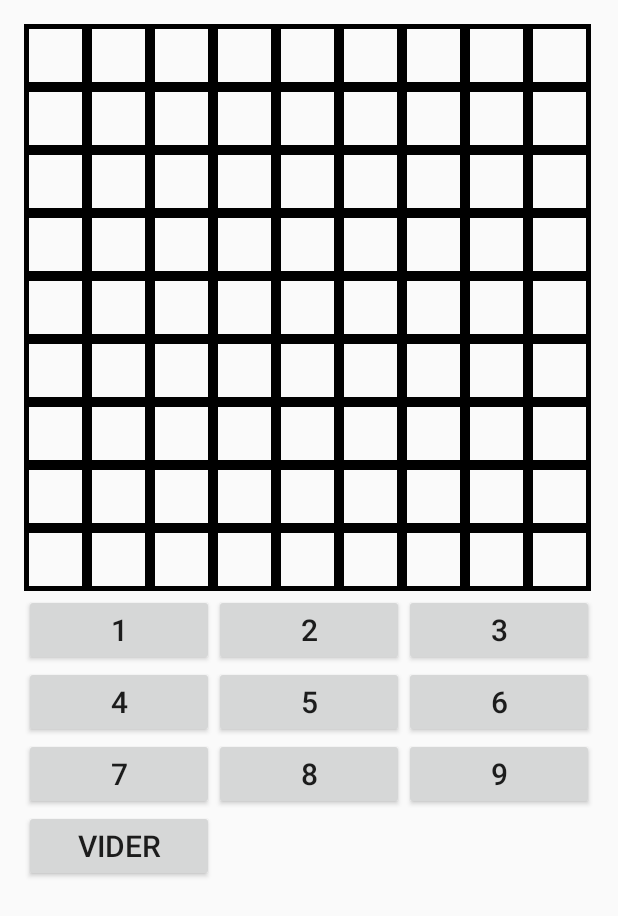
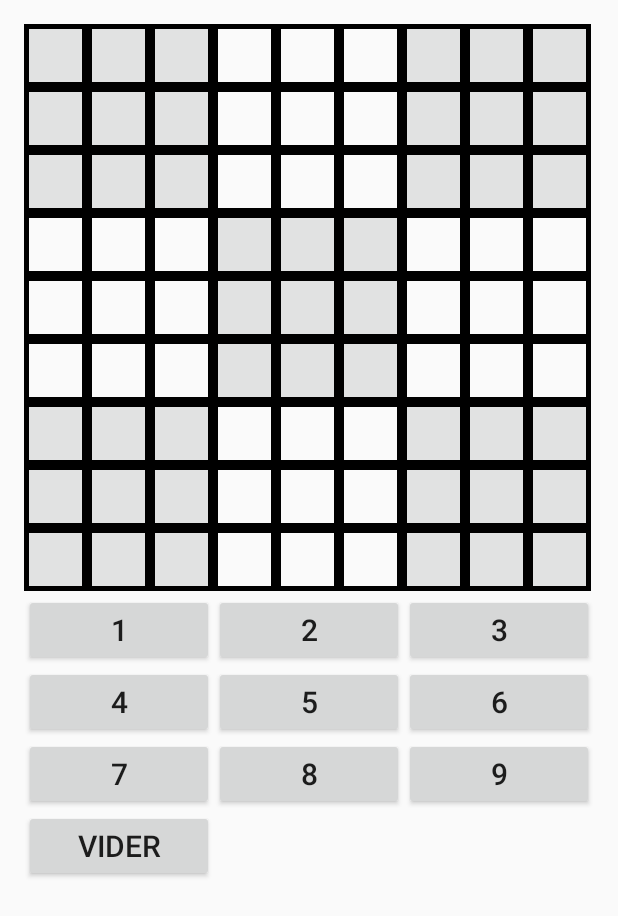
Before and after one commit to VincentDestrieux/sudokuAgile, an Android app: the Grille screen opened directly, with no data from a screen before it, on a phone screen of 412 x 824 dp. Shown: the top 916 px of the screen. Run offline under Robolectric (Android 15) with nearby library versions, the light colour scheme and no system bars; 7 statements that could not run were skipped.

Commit message:
Modification design grille de Sudoku et preparation version graphique

```diff
--- a/app/src/main/java/com/miage/master/myapplication/model/GrilleDeJeu.java
+++ b/app/src/main/java/com/miage/master/myapplication/model/GrilleDeJeu.java
@@ -20,10 +20,13 @@ public class GrilleDeJeu {
     public GrilleDeJeu(Context context) {
         this.context = context;
         int x_pos, y_pos;
+        //Chaque case dispose d'un id unique pour définir leurs positions (commence a 1)
+        int id = 1;
         //Boucle permettant de dessiner la grille du sudoku avec toutes ses cases
         for (x_pos = 0; x_pos < 9; x_pos++) {
             for (y_pos = 0; y_pos < 9; y_pos++) {
-                sudoku[x_pos][y_pos] = new Case(context);
+                sudoku[x_pos][y_pos] = new Case(context, id);
+                id++;
             }
         }
     }
--- a/app/src/main/java/com/miage/master/myapplication/utils/CustomGridView.java
+++ b/app/src/main/java/com/miage/master/myapplication/utils/CustomGridView.java
@@ -35,7 +35,7 @@ public class CustomGridView extends GridView {
             public void onItemClick(AdapterView<?> adapterView, View view, int cursor, long key) {
                 int x = cursor % 9;
                 int y = cursor / 9;
-                Jeu.getJeu().setSelectedPos(x, y);
+                Jeu.getJeu().setPositionSelection(x, y);
             }
         });
     }
--- a/app/src/main/java/com/miage/master/myapplication/utils/CustomViewCase.java
+++ b/app/src/main/java/com/miage/master/myapplication/utils/CustomViewCase.java
@@ -13,6 +13,8 @@ public class CustomViewCase extends View {
     private int valeur;
     // Permet de définir si une case est modifiable ou non
     private boolean modifiable = true;
+
+    protected int id;
 
     public CustomViewCase(Context context) {
         super(context);
@@ -54,4 +56,8 @@ public class CustomViewCase extends View {
         return this.modifiable;
     }
 
+    public int getId() {
+        return this.id;
+    }
+
 }
--- a/app/src/main/java/com/miage/master/myapplication/vue/Case.java
+++ b/app/src/main/java/com/miage/master/myapplication/vue/Case.java
@@ -10,17 +10,31 @@ import android.graphics.Rect;
 import com.miage.master.myapplication.R;
 import com.miage.master.myapplication.utils.CustomViewCase;
 
+import java.util.ArrayList;
+import java.util.List;
+
 /**
  * Created by Vincent Destrieux on 13/04/2017.
- * Cette classe permet de creer les 81 cases de la grille
+ * Cette classe définit la forme des 81 cases de la grille
  */
 public class Case extends CustomViewCase {
+
+    //Ce tableau représente les ids des cases qui doivent être grisés.
+    private static final int tabID[] = {1, 2, 3, 7, 8, 9, 10, 11, 12, 16, 17, 18, 19, 20, 21, 25,
+            26, 27, 31, 32, 33, 40, 41, 42, 49, 50, 51, 55, 56, 57, 61, 62, 63, 64, 65, 66, 70, 71,
+            72, 73, 74, 75, 79, 80, 81};
 
     //Chaque case est un paint
     private Paint mPaint;
 
-    public Case(Context context) {
+    /**
+     *
+     * @param context
+     * @param id
+     */
+    public Case(Context context, int id) {
         super(context);
+        this.id = id;
         mPaint = new Paint();
     }
 
@@ -32,20 +46,24 @@ public class Case extends CustomViewCase {
         super.onDraw(canvas);
 
         dessineFonds(canvas);
+        dessineLignes(canvas);
         dessineChiffre(canvas);
-        dessineLignes(canvas);
+
     }
 
     /**
+     * Cette méthode permet de dessiner les chiffres dans les cases du sudoku,
+     * elle est appelée en dernier car les chiffres sont écrit au premier plan.
      * @param canvas
      */
     private void dessineChiffre(Canvas canvas) {
+        mPaint.setStyle(Style.FILL);
         if (!getModifiable()) {
             mPaint.setColor(Color.BLACK);
         } else {
             mPaint.setColor(getResources().getColor(R.color.pen));
         }
-        mPaint.setStyle(Style.FILL);
+
         mPaint.setTextSize(80);
 
         //On dessine un rectangle qui contiendra le chiffre
@@ -59,6 +77,7 @@ public class Case extends CustomViewCase {
     }
 
     /**
+     * Cette méthode permet de dessiner les contours de chaque case.
      * @param canvas
      */
     private void dessineLignes(Canvas canvas) {
@@ -71,11 +90,25 @@ public class Case extends CustomViewCase {
     }
 
     /**
+     * Cette méthode permet de colorier le fonds des cases du sudoku,
+     * elle est appelée en premier car le fonds est au second plan.
      * @param canvas
      */
     private void dessineFonds(Canvas canvas) {
-        if (!getModifiable()) {
+
+        //On place le tableau dans une list pour la parcourir en fonction de l'id en suivant.
+        List<Integer> tabId = new ArrayList<Integer>();
+        for (int i = 0; i < tabID.length; i++) {
+            tabId.add(tabID[i]);
+        }
+
+        int id = getId();
+        if (tabId.contains(id)) {
             canvas.drawColor(getResources().getColor(R.color.fondGrille));
         }
+
+        /*if (!getModifiable()) {
+            canvas.drawColor(getResources().getColor(R.color.fondGrille));
+        }*/
     }
 }
--- a/app/src/main/java/com/miage/master/myapplication/vue/Jeu.java
+++ b/app/src/main/java/com/miage/master/myapplication/vue/Jeu.java
@@ -80,7 +80,7 @@ public class Jeu {
      * @param pos_x
      * @param pos_y
      */
-    public void setSelectedPos(int pos_x, int pos_y) {
+    public void setPositionSelection(int pos_x, int pos_y) {
         position_X = pos_x;
         position_Y = pos_y;
     }
--- a/app/src/main/res/values/colors.xml
+++ b/app/src/main/res/values/colors.xml
@@ -19,5 +19,5 @@
     <color name="boutonGrilleB">#ED8A8A</color>
     <color name="contourGrilleB">#940000</color>
     <color name="pen">#00008B</color>
-    <color name="fondGrille">#DCDCDC</color>
+    <color name="fondGrille">#E1E2E2</color>
 </resources>
```
Also changed, not shown: app/src/main/java/com/miage/master/myapplication/vue/Grille.java (+14 -1 lines), app/src/main/java/com/miage/master/myapplication/vue/Niveau.java (+4 -5 lines), app/src/main/res/layout/activity_grillegraphique.xml (added, +14 -0 lines).
